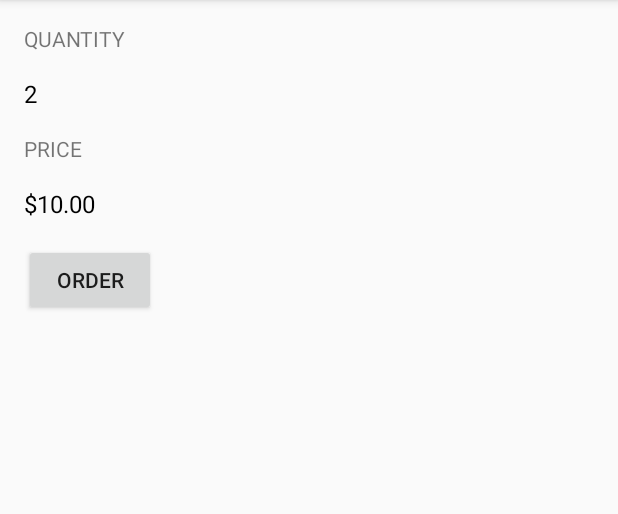
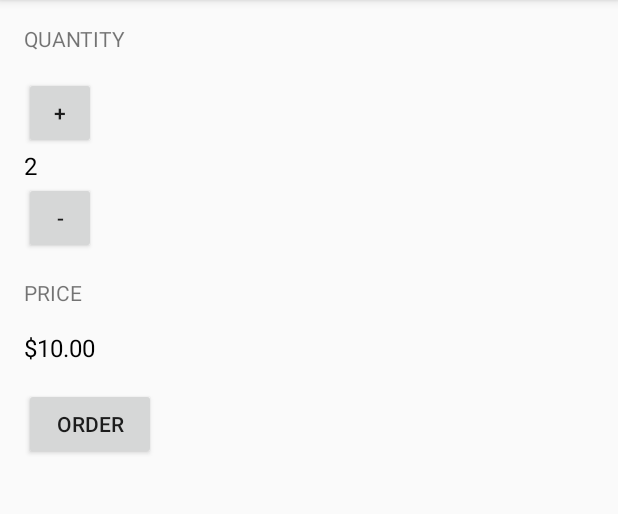
Before and after one commit to sh8121/UdacityProject1, an Android app: the screen it shows after launch (MainActivity), after a tap on "ORDER", on a phone screen of 412 x 824 dp, the part 84-598 px from its top. Run offline under Robolectric (Android 15) with nearby library versions, the phone set to English and light mode, and no system bars.

Commit message:
Add + - Button

```diff
--- a/UdacityProject1/app/src/main/java/com/example/sboo/udacityproject1/MainActivity.java
+++ b/UdacityProject1/app/src/main/java/com/example/sboo/udacityproject1/MainActivity.java
@@ -16,9 +16,21 @@ public class MainActivity extends AppCompatActivity {
     }
 
     public void submitOrder(View v){
-        int numberOfcoffees = 2;
-        display(numberOfcoffees);
-        displayPrice(numberOfcoffees * 5);
+        int numberOfCoffees = 2;
+        display(numberOfCoffees);
+        displayPrice(numberOfCoffees * 5);
+    }
+
+    public void increment(View v){
+        int numberOfCoffees = 3;
+        display(numberOfCoffees);
+        //displayPrice(numberOfCoffees * 5);
+    }
+
+    public void decrement(View v){
+        int numberOfCoffees = 1;
+        display(numberOfCoffees);
+        //displayPrice(numberOfCoffees);
     }
 
     private void display(int number){
@@ -30,4 +42,6 @@ public class MainActivity extends AppCompatActivity {
         TextView priceTextView = (TextView)findViewById(R.id.price_text_view);
         priceTextView.setText(NumberFormat.getCurrencyInstance().format(number));
     }
+
+
 }
--- a/UdacityProject1/app/src/main/res/layout/activity_main.xml
+++ b/UdacityProject1/app/src/main/res/layout/activity_main.xml
@@ -16,13 +16,27 @@
         android:text="quantity"
         android:textAllCaps="true"
         android:layout_marginBottom="16dp"/>
+
+    <Button
+        android:layout_width="48dp"
+        android:layout_height="48dp"
+        android:text="+"
+        android:onClick="increment"/>
+
     <TextView
         android:id="@+id/quantity_text_view"
         android:layout_width="wrap_content"
         android:layout_height="wrap_content"
-        android:text="0"
+        android:text="2"
         android:textSize="16sp"
         android:textColor="@android:color/black"/>
+
+    <Button
+        android:layout_width="48dp"
+        android:layout_height="48dp"
+        android:text="-"
+        android:onClick="decrement"/>
+
     <TextView
         android:layout_width="wrap_content"
         android:layout_height="wrap_content"
@@ -36,7 +50,7 @@
         android:layout_height="wrap_content"
         android:layout_marginTop="16dp"
         android:textSize="16sp"
-        android:text="$0"
+        android:text="$10"
         android:textColor="@android:color/black"/>
 
     <Button
```
